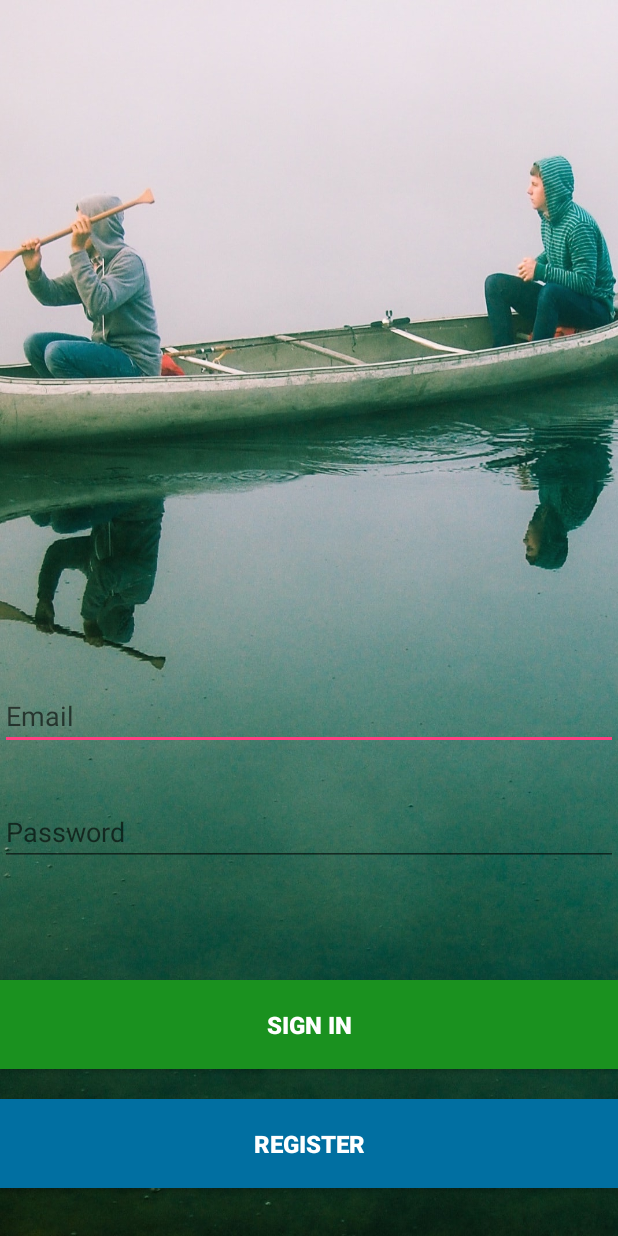
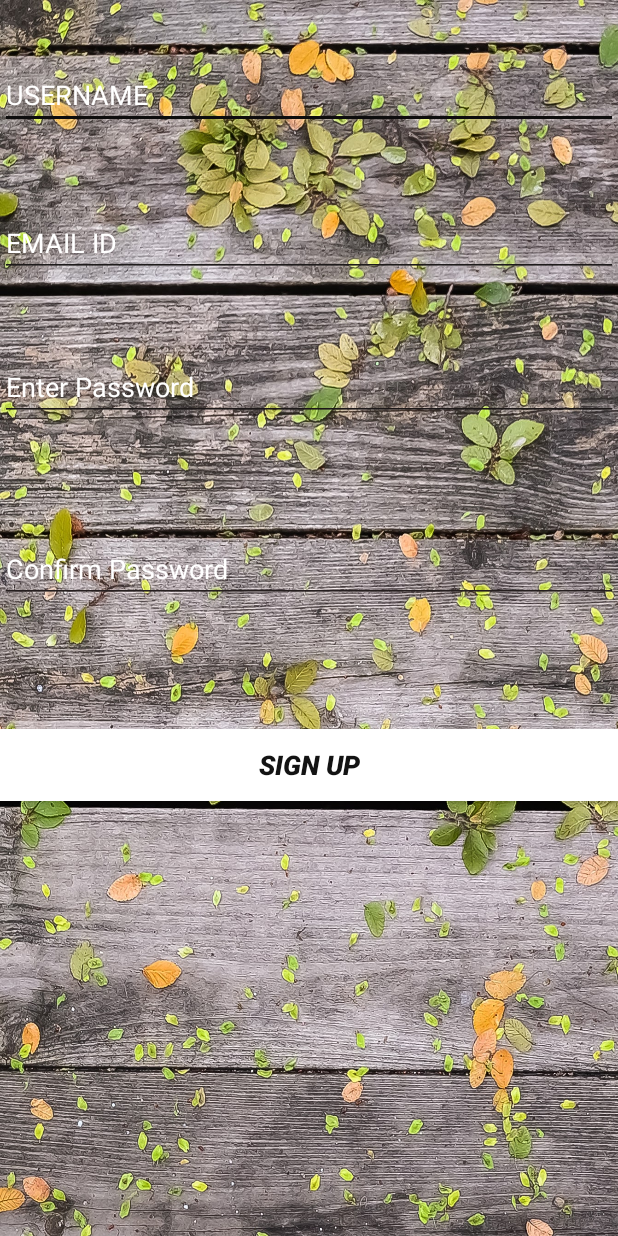
Before and after one commit to sharmaumang001/FlashChat, an Android app: the screen it shows after launch (MainActivity before the commit, RegisterActivity after it), after a tap on "REGISTER", on a phone screen of 412 x 824 dp. Run offline under Robolectric (Android 15) with nearby library versions, the phone set to English and light mode, and no system bars.

Commit message:
Both Activities Fully linked .

```diff
--- a/app/src/main/AndroidManifest.xml
+++ b/app/src/main/AndroidManifest.xml
@@ -1,6 +1,9 @@
 <?xml version="1.0" encoding="utf-8"?>
 <manifest xmlns:android="http://schemas.android.com/apk/res/android"
     package="com.example.flashchat">
+
+    <uses-permission android:name="android.permission.INTERNET" />
+
 
     <application
         android:allowBackup="true"
--- a/app/src/main/java/com/example/flashchat/MainActivity.java
+++ b/app/src/main/java/com/example/flashchat/MainActivity.java
@@ -2,9 +2,16 @@ package com.example.flashchat;
 
 import androidx.appcompat.app.AppCompatActivity;
 
+import android.content.Intent;
 import android.os.Bundle;
+import android.view.View;
+import android.widget.Button;
+import android.widget.EditText;
 
 public class MainActivity extends AppCompatActivity {
+
+    EditText mEmailView,mPasswordView;
+    Button mSignInButton,mRegisterButton;
 
 
 
@@ -12,5 +19,23 @@ public class MainActivity extends AppCompatActivity {
     protected void onCreate(Bundle savedInstanceState) {
         super.onCreate(savedInstanceState);
         setContentView(R.layout.activity_main);
+
+        mEmailView = findViewById(R.id.emailId);
+        mPasswordView = findViewById(R.id.passwordID);
+        mSignInButton = findViewById(R.id.signInID);
+        mRegisterButton= findViewById(R.id.registerID);
+
     }
+
+    public void signInExistingUser(View V ){
+
+    }
+
+    public void registerNewUser (View V ){
+        Intent intent = new Intent(this,RegisterActivity.class);
+        finish();
+        startActivity(intent);
+    }
+
+
 }
--- a/app/src/main/res/layout/activity_register.xml
+++ b/app/src/main/res/layout/activity_register.xml
@@ -12,6 +12,9 @@
         android:layout_height="wrap_content"
         android:backgroundTint="#0E0D0D"
         android:hint="USERNAME"
+        android:maxLines="1"
+        android:textColor="#FFFFFF"
+        android:textColorHighlight="#800606"
         android:textColorHint="#FFFFFF"
         app:layout_constraintBottom_toBottomOf="parent"
         app:layout_constraintEnd_toEndOf="parent"
@@ -26,6 +29,9 @@
         android:layout_height="wrap_content"
         android:backgroundTint="#1E1B1B"
         android:hint="EMAIL ID"
+        android:maxLines="1"
+        android:textColor="#FFFFFF"
+        android:textColorHighlight="#800606"
         android:textColorHint="#FFFFFF"
         app:layout_constraintBottom_toBottomOf="parent"
         app:layout_constraintEnd_toEndOf="parent"
@@ -42,6 +48,8 @@
         android:ems="10"
         android:hint="Enter Password"
         android:inputType="textPersonName"
+        android:textColor="#FFFFFF"
+        android:textColorHighlight="#800606"
         android:textColorHint="#FFFFFF"
         app:layout_constraintBottom_toBottomOf="parent"
         app:layout_constraintEnd_toEndOf="parent"
@@ -59,7 +67,11 @@
         android:ems="10"
         android:hint="Confirm Password"
         android:inputType="textPersonName"
+        android:textAllCaps="true"
+        android:textColor="#FFFFFF"
+        android:textColorHighlight="#800606"
         android:textColorHint="#FFFFFF"
+        android:textIsSelectable="false"
         app:layout_constraintBottom_toBottomOf="parent"
         app:layout_constraintEnd_toEndOf="parent"
         app:layout_constraintHorizontal_bias="0.0"
@@ -73,7 +85,11 @@
         android:layout_height="wrap_content"
         android:layout_marginTop="84dp"
         android:background="#FFFFFF"
-        android:text="Button"
+        android:onClick="SignUp"
+        android:text="SIGN UP"
+        android:textColor="#131313"
+        android:textSize="18sp"
+        android:textStyle="bold|italic"
         app:layout_constraintBottom_toBottomOf="parent"
         app:layout_constraintEnd_toEndOf="parent"
         app:layout_constraintHorizontal_bias="0.498"
```
Also changed, not shown: app/src/main/java/com/example/flashchat/RegisterActivity.java (+69 -0 lines).
